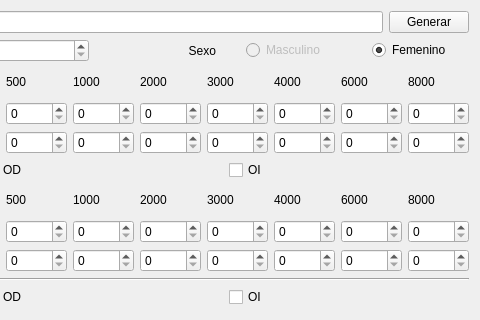
Before: the Qt Designer form src/UI/Audimetry_create_profile.ui in Debaq/LabSim, drawn with Qt 5; both pictures show x 273 to 753 and y 0 to 320 of the 753 by 778 pixel window.
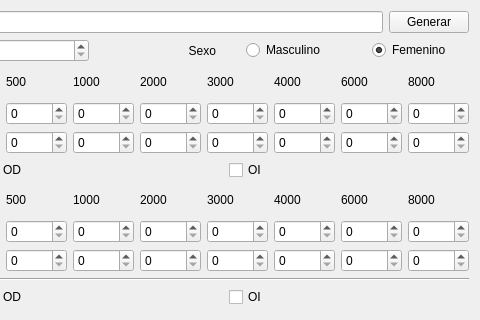
After: the same form once the commit is applied.

```diff
--- a/src/UI/Audimetry_create_profile.ui
+++ b/src/UI/Audimetry_create_profile.ui
@@ -82,9 +82,6 @@
        </item>
        <item>
         <widget class="QRadioButton" name="radioButton">
-         <property name="enabled">
-          <bool>false</bool>
-         </property>
          <property name="text">
           <string>Masculino</string>
          </property>
```
